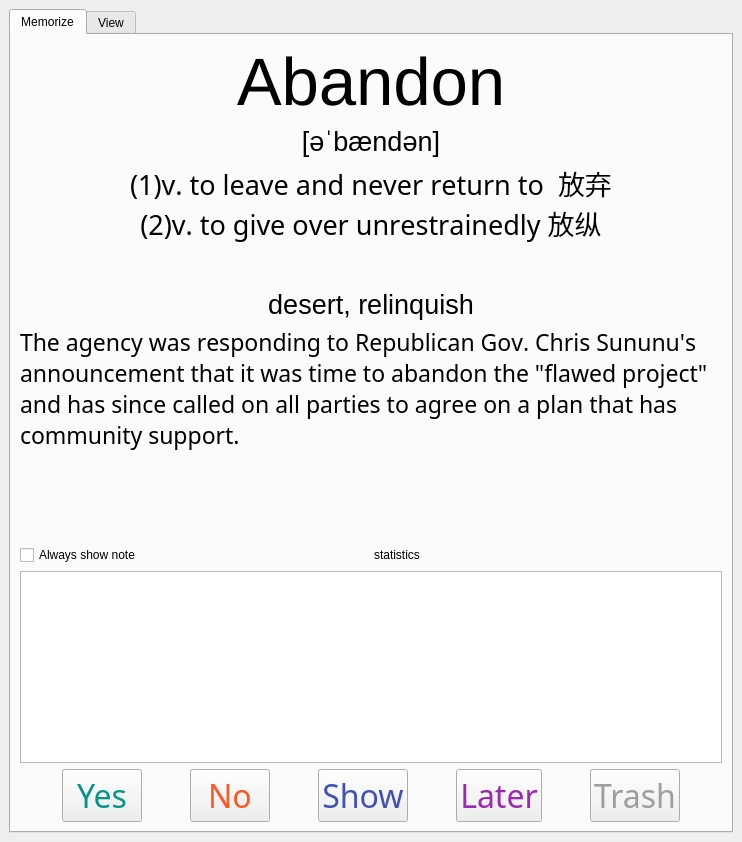
zhaomh1998/FightMem, file ui/FightMemPC.ui: the form before one commit.
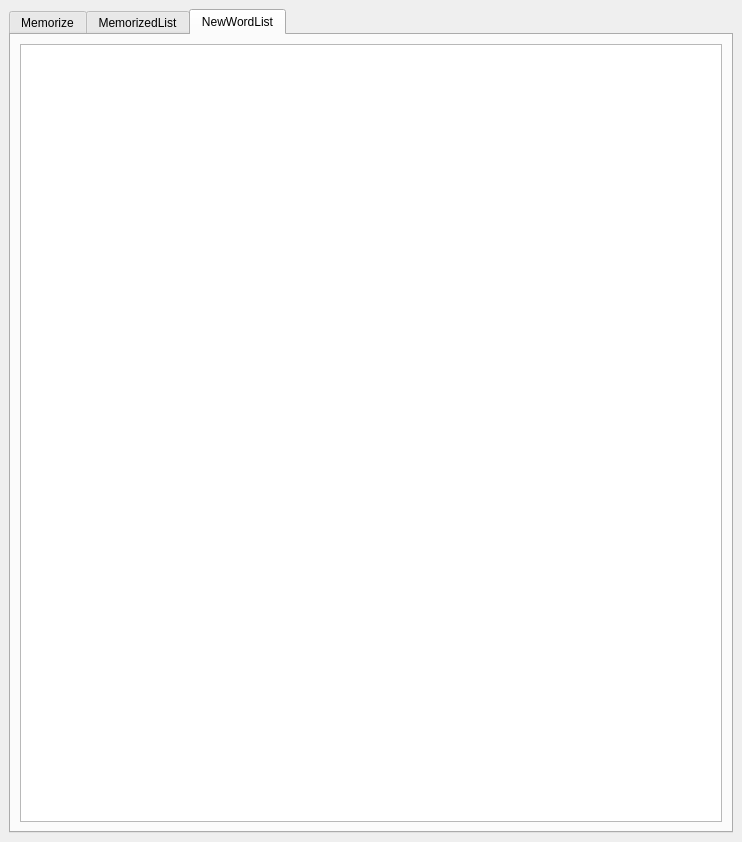
The form after the commit. The open tabs and pages were chosen to show the change.

Commit message: add HourPassed onto table

```diff
--- a/ui/FightMemPC.ui
+++ b/ui/FightMemPC.ui
@@ -375,7 +375,7 @@
       </widget>
       <widget class="QWidget" name="tab_2">
        <attribute name="title">
-        <string>View</string>
+        <string>MemorizedList</string>
        </attribute>
        <layout class="QGridLayout" name="gridLayout_3">
         <item row="0" column="0">
@@ -383,6 +383,16 @@
         </item>
        </layout>
       </widget>
+      <widget class="QWidget" name="tab_3">
+       <attribute name="title">
+        <string>NewWordList</string>
+       </attribute>
+       <layout class="QGridLayout" name="gridLayout_4">
+        <item row="0" column="0">
+         <widget class="QTableView" name="t_table_2"/>
+        </item>
+       </layout>
+      </widget>
      </widget>
     </item>
    </layout>
```
The commit also changes 4 other files.
